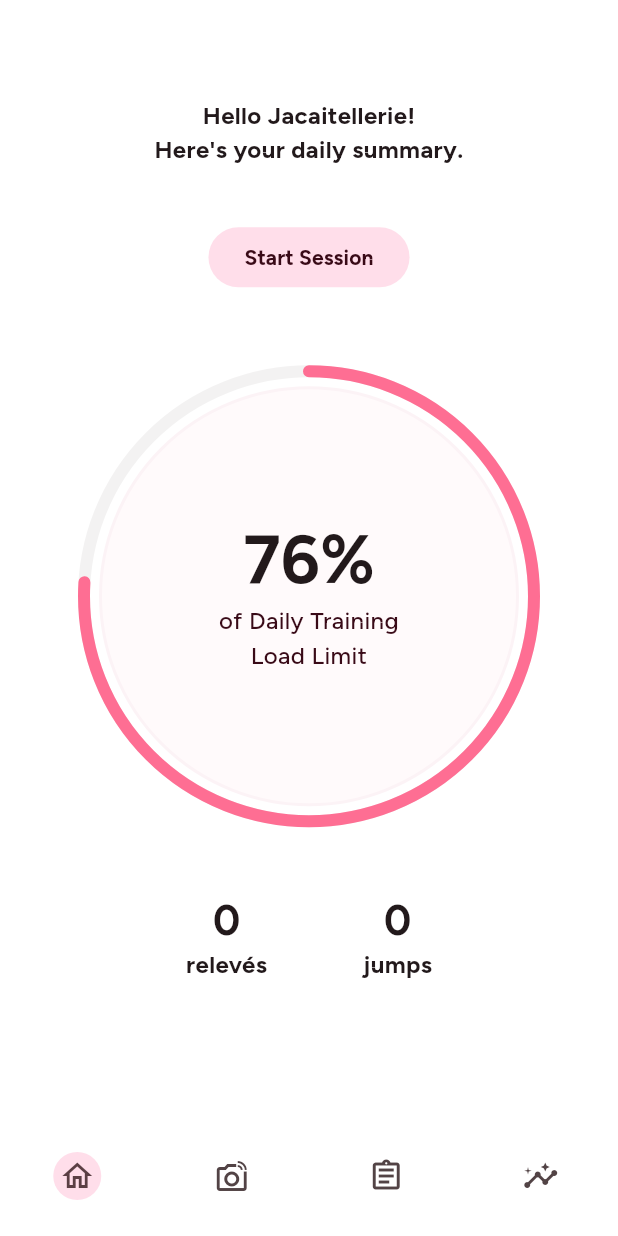
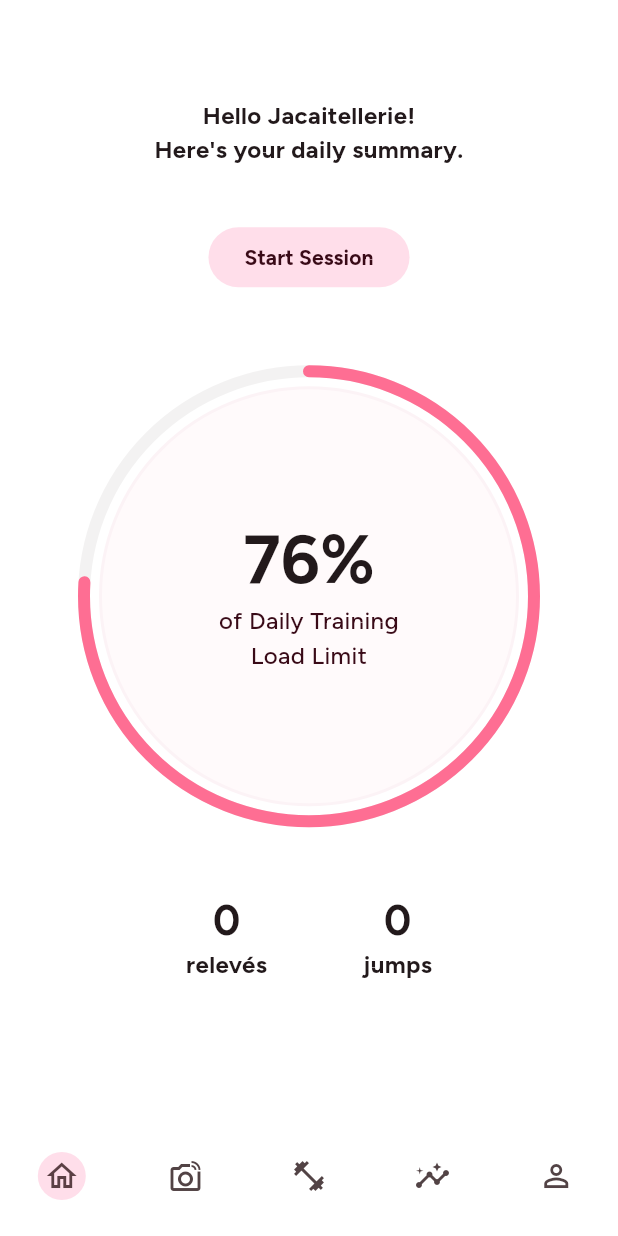
Before and after one commit to jacq-lee/brava, a Flutter app: the screen it shows after launch, on a phone screen of 412 x 824 dp. Run offline on Flutter 3.47's test engine with Material 3 defaults, Android fonts, the phone set to English and light mode, and no system bars; our stand-ins replace camera, expandable.

Commit message:
Add profile page

```diff
--- a/brava/lib/main.dart
+++ b/brava/lib/main.dart
@@ -5,6 +5,7 @@ import 'screens/home.dart';
 import 'screens/camera.dart';
 import 'screens/stats.dart';
 import 'screens/limits.dart';
+import 'screens/profile.dart';
 
 
 void main() {
@@ -39,7 +40,7 @@ class _BravaScreenState extends State<BravaScreen> {
   Widget build(BuildContext context) {
     return Scaffold(
       body:
-      <Widget>[Home(), Camera(), Limits(), Stats()][currentPageIndex],
+      <Widget>[Home(), Camera(), Limits(), Stats(), Profile(),][currentPageIndex],
       bottomNavigationBar: NavigationBar(
         onDestinationSelected: (int index) {
           setState(() {
@@ -50,11 +51,10 @@ class _BravaScreenState extends State<BravaScreen> {
         destinations: const <Widget>[
           NavigationDestination(icon: Icon(Icons.home_outlined), label: "Home"),
           NavigationDestination(icon: Icon(Icons.linked_camera_outlined), label: "Camera"),
-          NavigationDestination(icon: Icon(Icons.assignment_outlined), label: "Training"),
-          // NavigationDestination(icon: Icon(Icons.task_alt), label: "Training"),
-          // NavigationDestination(icon: Icon(Icons.rocket_launch_outlined), label: "Training"),
-          // NavigationDestination(icon: Icon(Icons.fitness_center_outlined), label: "Training"),
+          // NavigationDestination(icon: Icon(Icons.assignment_outlined), label: "Training"),
+          NavigationDestination(icon: Icon(Icons.fitness_center_outlined), label: "Training"),
           NavigationDestination(icon: Icon(Icons.insights), label: "Stats"),
+          NavigationDestination(icon: Icon(Icons.person_outline), label: "Profile")
         ],
       ),
     );
```
Also changed, not shown: brava/lib/screens/profile.dart (added, +41 -0 lines).
